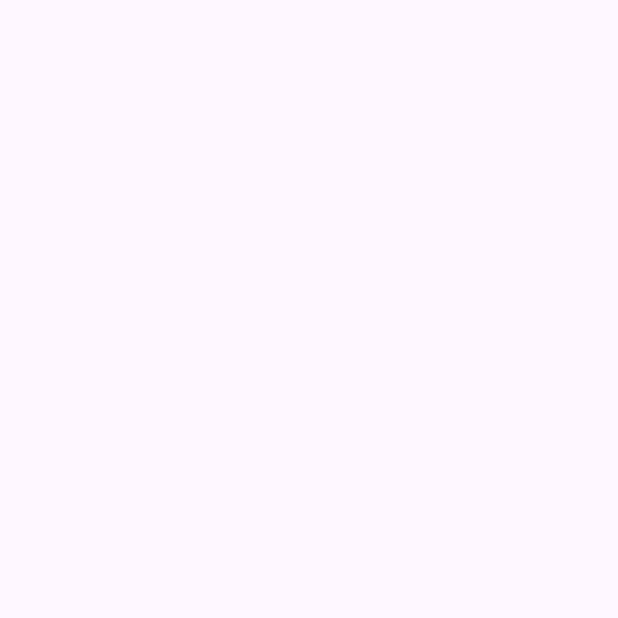
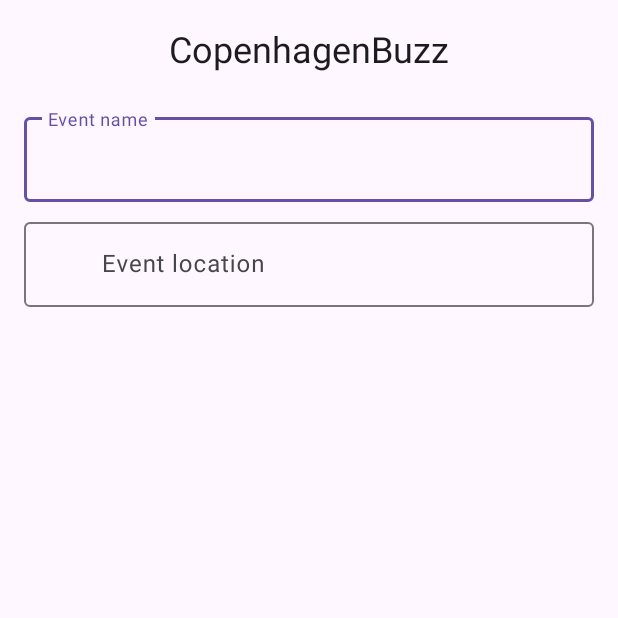
Before and after one commit to MarcusKofoedKirkegaard/CopenhagenBuzz, an Android app: the screen it shows after launch (MainActivity), on a phone screen of 412 x 824 dp, the top half of it. Before the commit the part shown is empty. Run offline under Robolectric (Android 15) with nearby library versions, the phone set to English and light mode, and no system bars.

Commit message:
01.02 adding skeleton

```diff
--- /dev/null
+++ b/app/src/main/res/drawable/baseline_add_location_alt_24.xml
@@ -0,0 +1,4 @@
+<?xml version="1.0" encoding="utf-8"?>
+<selector xmlns:android="http://schemas.android.com/apk/res/android">
+
+</selector>
--- /dev/null
+++ b/app/src/main/res/drawable/baseline_festival_24.xml
@@ -0,0 +1,4 @@
+<?xml version="1.0" encoding="utf-8"?>
+<selector xmlns:android="http://schemas.android.com/apk/res/android">
+
+</selector>
--- a/app/src/main/res/layout/content_main.xml
+++ b/app/src/main/res/layout/content_main.xml
@@ -1,7 +1,65 @@
 <?xml version="1.0" encoding="utf-8"?>
 <androidx.constraintlayout.widget.ConstraintLayout
     xmlns:android="http://schemas.android.com/apk/res/android"
+    xmlns:app="http://schemas.android.com/apk/res-auto"
     android:layout_width="match_parent"
     android:layout_height="match_parent">
 
+    <TextView
+        style="?textAppearanceHeadlineSmall"
+        android:id="@+id/text_view_app_name"
+        android:layout_width="wrap_content"
+        android:layout_height="wrap_content"
+        android:layout_marginTop="16dp"
+        android:text="@string/copenhagenbuzz"
+        app:layout_constraintEnd_toEndOf="parent"
+        app:layout_constraintStart_toStartOf="parent"
+        app:layout_constraintTop_toTopOf="parent" />
+
+    <com.google.android.material.textfield.TextInputLayout
+        android:id="@+id/text_field_event_name"
+        android:layout_width="0dp"
+        android:layout_height="wrap_content"
+        android:layout_marginEnd="16dp"
+        android:layout_marginStart="16dp"
+        android:layout_marginTop="24dp"
+        android:hint="@string/event_name"
+        app:startIconDrawable="@drawable/baseline_festival_24"
+        app:endIconMode="clear_text"
+        app:layout_constraintEnd_toEndOf="parent"
+        app:layout_constraintStart_toStartOf="parent"
+        app:layout_constraintTop_toBottomOf="@id/text_view_app_name">
+
+        <com.google.android.material.textfield.TextInputEditText
+            android:id="@+id/edit_text_event_name"
+            android:layout_width="match_parent"
+            android:layout_height="wrap_content"
+            android:inputType="text" />
+
+    </com.google.android.material.textfield.TextInputLayout>
+
+    <com.google.android.material.textfield.TextInputLayout
+        android:id="@+id/text_field_event_location"
+        android:layout_width="0dp"
+        android:layout_height="wrap_content"
+        android:layout_marginEnd="16dp"
+        android:layout_marginStart="16dp"
+        android:layout_marginTop="8dp"
+        android:hint="@string/event_location"
+        app:startIconDrawable="@drawable/baseline_add_location_alt_24"
+        app:endIconMode="clear_text"
+        app:layout_constraintEnd_toEndOf="parent"
+        app:layout_constraintStart_toStartOf="parent"
+        app:layout_constraintTop_toBottomOf="@id/text_field_event_name">
+
+        <com.google.android.material.textfield.TextInputEditText
+            android:id="@+id/edit_text_event_location"
+            android:layout_width="match_parent"
+            android:layout_height="wrap_content"
+            android:inputType="text" />
+
+    </com.google.android.material.textfield.TextInputLayout>
+
+    <!-- Implement the other UI components here. -->
+
 </androidx.constraintlayout.widget.ConstraintLayout>
--- a/app/src/main/res/values/strings.xml
+++ b/app/src/main/res/values/strings.xml
@@ -1,3 +1,6 @@
 <resources>
     <string name="app_name">CopenhagenBuzz</string>
+    <string name="copenhagenbuzz">CopenhagenBuzz</string>
+    <string name="event_name">Event name</string>
+    <string name="event_location">Event location</string>
 </resources>
```
